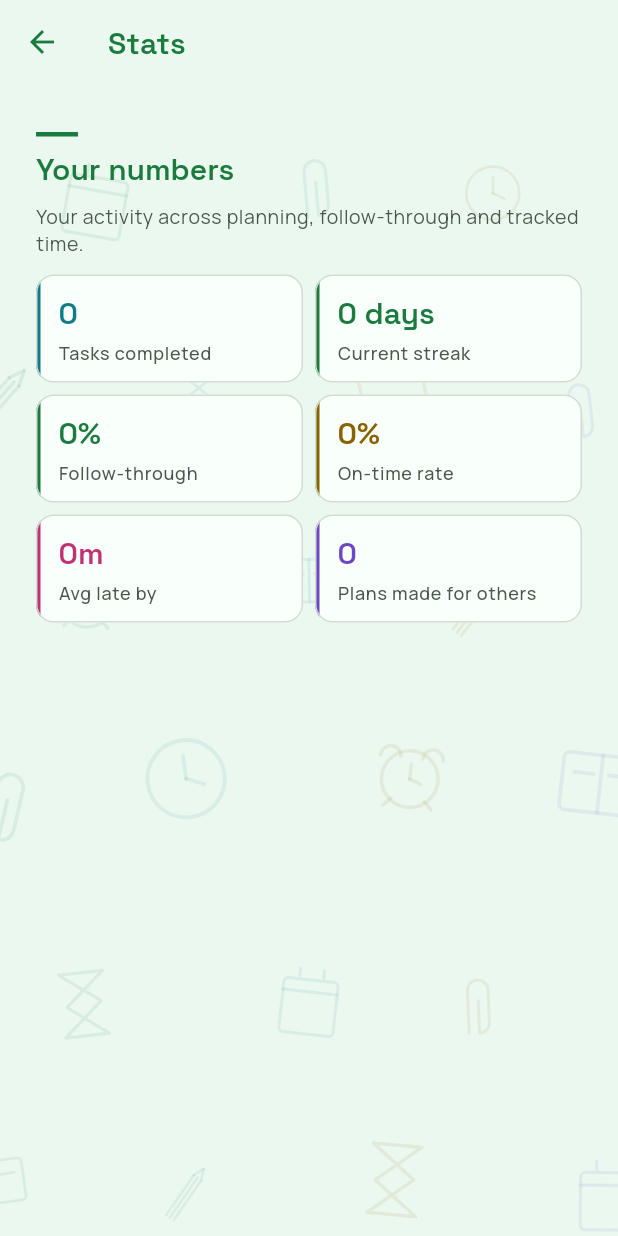
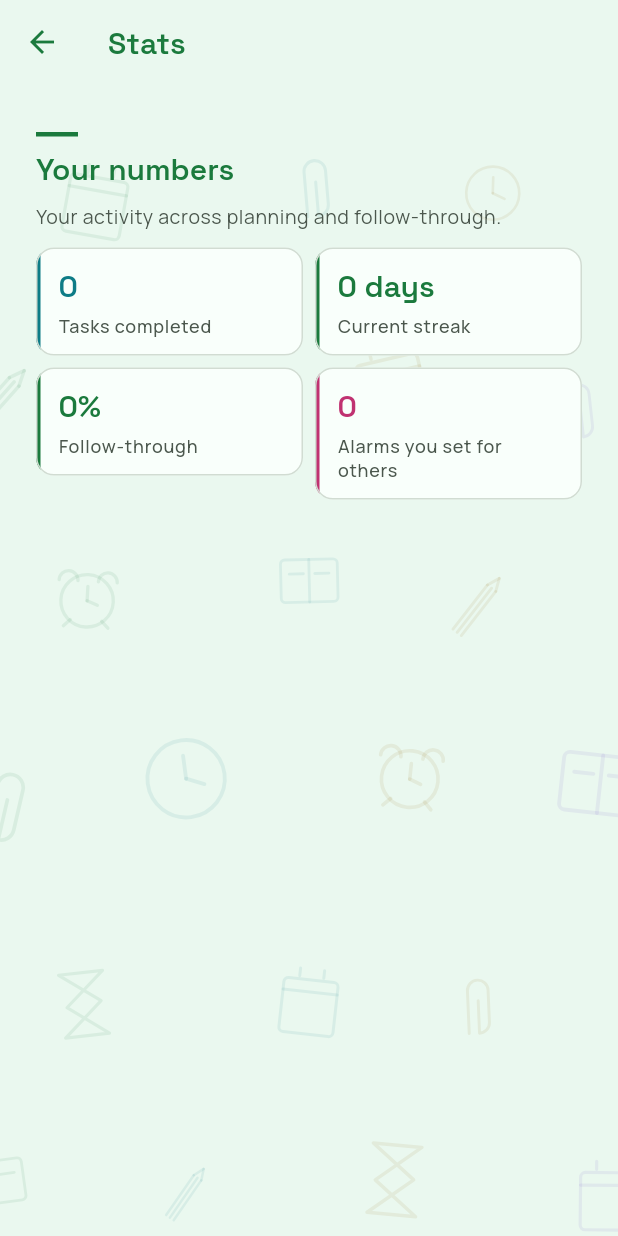
Before and after one commit to RedWaffle007/time-app, a Flutter app: the StatsScreen screen opened directly, on a phone screen of 412 x 824 dp. Run offline on Flutter 3.47's test engine with Material 3 defaults, Android fonts, the phone set to English and light mode, and no system bars; our stand-ins replace clock, cloud_firestore, device_info_plus, firebase_auth, firebase_core, firebase_crashlytics and 15 more; missing offline and left inert: record; accounts and stored records are empty; generated files the repository leaves out were written again.

Commit message:
Stats 24a: fix lateness, drop broken stats, localize numbers
Late now means Done (Late) only, so no more "0 min late". On-time rate, Avg late by and the Goals placeholder are removed, and Alarms you set for others excludes self-plans and cancelled alarms.

```diff
--- a/lib/app.dart
+++ b/lib/app.dart
@@ -444,7 +444,8 @@ class _TimeAppState extends ConsumerState<TimeApp> with WidgetsBindingObserver {
     // local day a pending plan is rejected ("Not approved in time") and an
     // approved-but-untouched item is skipped ("Did not respond"), off the item
     // stream, never off a transition. Late completions before that boundary are
-    // ordinary Done writes and keep their delay (ScheduleItem.completionDelay).
+    // ordinary Done writes; after an unanswered alarm they read Done (Late)
+    // with their delay (ScheduleItem.completionDelay).
     ref.watch(itemLapseSyncProvider);
 
     // VOICE-NOTE DELIVERY (item 32c): the same shape again — keep a verified
--- a/lib/core/format/datetime_format.dart
+++ b/lib/core/format/datetime_format.dart
@@ -101,6 +101,16 @@ String formatDurationMinutes(BuildContext context, int minutes) {
   return m == 0 ? '${n.format(h)}h' : '${n.format(h)}h ${n.format(m)}m';
 }
 
+/// A plain count (tasks, days, members) with localized digits — never
+/// `'$n'`, which is Latin digits in every locale (worldwide requirement).
+String formatCount(BuildContext context, num value) =>
+    NumberFormat.decimalPattern(_locale(context)).format(value);
+
+/// A 0–100 percentage with localized digits and the locale's percent sign
+/// placement, e.g. "86%" / "٪٨٦".
+String formatPercent(BuildContext context, num percent) =>
+    NumberFormat.percentPattern(_locale(context)).format(percent / 100);
+
 // ---------------------------------------------------------------------------
 // The calendar (UI-RULES.md §6.10).
 //
--- a/lib/features/social/application/stats_providers.dart
+++ b/lib/features/social/application/stats_providers.dart
@@ -22,7 +22,8 @@ StatItem _toStatItem(ScheduleItem item) => StatItem(
   isApproved: item.status == ScheduleItemStatus.approved,
   isDone: item.outcome?.result == OutcomeResult.done,
   isSkipped: item.outcome?.result == OutcomeResult.skipped,
-  completedAt: item.outcome?.completedAt,
+  isSelfPlan: item.createdByUid == item.targetUid,
+  isCancelled: item.isAutoArchived,
 );
 
 /// The signed-in user's freshly computed stat values.
--- a/lib/features/social/application/stats_registry.dart
+++ b/lib/features/social/application/stats_registry.dart
@@ -5,21 +5,19 @@ import '../domain/profile_stat.dart';
 /// **The stats registry — the one list of what a profile can show.**
 ///
 /// This is the extension point the whole stats section exists to provide. To
-/// add a statistic later (hours tracked, focus sessions, goal completion), add
-/// one [ProfileStatDefinition] here. Nothing else changes: the tile renders,
-/// the value publishes, another user's device reads it, and the privacy gate
-/// covers it — all off this list.
+/// add a statistic, add one [ProfileStatDefinition] here. Nothing else changes:
+/// the tile renders, the value publishes, another user's device reads it, and
+/// the privacy gate covers it — all off this list.
 ///
-/// To turn an existing PLACEHOLDER into a live stat, give it a `compute`
-/// function. That is the only edit. The tile, the key, the label and the
-/// published-document slot already exist, which is the point of shipping the
-/// placeholders now rather than leaving gaps to be designed into later.
+/// A definition with no `compute` is a PLACEHOLDER tile (drawn, never
+/// published). None ships today: a tile for a feature that does not exist
+/// ("Goals achieved") was removed in item 24a. The mechanism stays.
 ///
-/// **Order is display order.** The first four are live off the delegation loop
-/// that already ships; the rest are the tracker stats named for future
-/// goals tile stays a placeholder because it has no source.
+/// **Order is display order.** Every stat is computed from the schedule
+/// record. "On-time rate" and "Avg late by" were removed in item 24a: under
+/// the ringing-alarm model they measured the ring, not the person (DECISIONS.md
+/// "Stats review — findings and decisions").
 const List<ProfileStatDefinition> kProfileStatDefinitions = [
-  // ---- live today, computed from the schedule record ----
   ProfileStatDefinition(
     key: 'tasksCompleted',
     label: 'Tasks completed',
@@ -38,32 +36,13 @@ const List<ProfileStatDefinition> kProfileStatDefinitions = [
     unit: ProfileStatUnit.percent,
     compute: _followThrough,
   ),
-  ProfileStatDefinition(
-    key: 'onTimeRate',
-    label: 'On-time rate',
-    unit: ProfileStatUnit.percent,
-    compute: _onTimeRate,
-  ),
-  ProfileStatDefinition(
-    key: 'avgLateMinutes',
-    label: 'Avg late by',
-    unit: ProfileStatUnit.minutes,
-    compute: _avgLateMinutes,
-  ),
+  // The key predates the rename and is never renamed (it is a published map
+  // key); the label says what it counts.
   ProfileStatDefinition(
     key: 'plansCreated',
-    label: 'Plans made for others',
+    label: 'Alarms you set for others',
     unit: ProfileStatUnit.count,
     compute: _plansCreated,
-  ),
-
-  // ---- placeholders (no `compute`) ----
-  // "Time tracked" and "Focus sessions" were removed with Track Time
-  // (2026-09-27, Batch G item 8).
-  ProfileStatDefinition(
-    key: 'goalsAchieved',
-    label: 'Goals achieved',
-    unit: ProfileStatUnit.count,
   ),
 ];
 
@@ -131,7 +110,10 @@ List<ProfileStat> hiddenStats() => [
 num _tasksCompleted(StatInputs i) =>
     i.itemsAsTarget.where((it) => it.isDone).length;
 
-num _plansCreated(StatInputs i) => i.itemsAsPlanner.length;
+/// Alarms the user set for OTHER people that actually stood: self-plans are
+/// not "for others", and a cancelled/withdrawn/rejected plan never rang.
+num _plansCreated(StatInputs i) =>
+    i.itemsAsPlanner.where((it) => !it.isSelfPlan && !it.isCancelled).length;
 
 /// Done as a share of everything that reached an outcome.
 ///
@@ -149,33 +131,6 @@ num _followThrough(StatInputs i) {
   if (settled == 0) return 0;
   final done = i.itemsAsTarget.where((it) => it.isDone).length;
   return ((done / settled) * 100).round();
-}
-
-/// Of the tasks the user COMPLETED, the share finished at or before their
-/// scheduled time. A late completion is honest data, counted here as not-on-time
-/// rather than dropped. Denominator is done items only — a skip is a different
-/// failure that [_followThrough] already captures, and an approved item whose
-/// time has not arrived is neither on-time nor late yet.
-///
-/// A done item with no `completedAt` (legacy) counts as on-time — [StatItem]
-/// declines to guess lateness it cannot measure. Returns 0 with nothing done.
-num _onTimeRate(StatInputs i) {
-  final done = i.itemsAsTarget.where((it) => it.isDone).toList();
-  if (done.isEmpty) return 0;
-  final onTime = done.where((it) => !it.wasLate).length;
-  return ((onTime / done.length) * 100).round();
-}
-
-/// The average lateness (whole minutes) across the completions that WERE late.
-/// The denominator is late items only, so it reads "when late, typically by
-/// this much" rather than being diluted by every on-time task. 0 when nothing
-/// was ever late — a meaningful "never late", and the section stays suppressed
-/// until there is history anyway.
-num _avgLateMinutes(StatInputs i) {
-  final late = i.itemsAsTarget.where((it) => it.wasLate).toList();
-  if (late.isEmpty) return 0;
-  final total = late.fold<int>(0, (sum, it) => sum + it.latenessMinutes);
-  return (total / late.length).round();
 }
 
 /// Consecutive days, ending today or yesterday, on which at least one item was
--- a/lib/features/social/presentation/stats_section.dart
+++ b/lib/features/social/presentation/stats_section.dart
@@ -2,6 +2,7 @@ import 'package:flutter/foundation.dart';
 import 'package:flutter/material.dart';
 import 'package:flutter_riverpod/flutter_riverpod.dart';
 
+import '../../../core/format/datetime_format.dart';
 import '../../../core/theme/app_icons.dart';
 import '../../../core/theme/app_theme.dart';
 import '../../../core/theme/app_tokens.dart';
@@ -78,7 +79,7 @@ class StatsGrid extends StatelessWidget {
 
   @override
   Widget build(BuildContext context) {
-    // "Coming soon" placeholders (e.g. Goals achieved) are a build-time device
+    // "Coming soon" placeholders (none ship today) are a build-time device
     // for wiring stats modularly; a shipped app should not advertise features
     // that aren't there. They stay visible in debug so the modular design is
     // exercised, and are dropped from release only.
@@ -181,22 +182,20 @@ class _StatTile extends StatelessWidget {
   String _value(BuildContext context) {
     if (stat.state != ProfileStatState.ready || stat.value == null) return '—';
     final value = stat.value!;
+    // Every digit goes through the locale (worldwide requirement, UI-RULES
+    // §6.14) — never '$value'.
     switch (stat.unit) {
       case ProfileStatUnit.count:
-        return '$value';
+        return formatCount(context, value);
       case ProfileStatUnit.percent:
-        return '$value%';
+        return formatPercent(context, value);
       case ProfileStatUnit.days:
         // Singular matters: "1 days" is the kind of detail that makes an app
         // feel unfinished.
-        return value == 1 ? '1 day' : '$value days';
+        final n = formatCount(context, value);
+        return value == 1 ? '$n day' : '$n days';
       case ProfileStatUnit.minutes:
-        final total = value.round();
-        final hours = total ~/ 60;
-        final minutes = total % 60;
-        if (hours == 0) return '${minutes}m';
-        if (minutes == 0) return '${hours}h';
-        return '${hours}h ${minutes}m';
+        return formatDurationMinutes(context, value.round());
     }
   }
 }
--- a/lib/features/stats/presentation/stats_screen.dart
+++ b/lib/features/stats/presentation/stats_screen.dart
@@ -26,7 +26,7 @@ class StatsScreen extends ConsumerWidget {
           children: [
             const SectionHeader('Your numbers'),
             Text(
-              'Your activity across planning, follow-through and tracked time.',
+              'Your activity across planning and follow-through.',
               style: context.text.bodySmall?.copyWith(
                 color: context.colors.onSurfaceVariant,
               ),
--- a/lib/features/walkthrough/presentation/how_it_works_screen.dart
+++ b/lib/features/walkthrough/presentation/how_it_works_screen.dart
@@ -68,8 +68,7 @@ class HowItWorksScreen extends ConsumerWidget {
             icon: AppIcons.stats,
             title: 'Stats',
             body:
-                'Your totals, streaks, follow-through and on-time rate at a '
-                'glance.',
+                'Your totals, streaks and follow-through at a glance.',
           ),
           const _Feature(
             icon: AppIcons.navYou,
--- a/lib/features/walkthrough/presentation/walkthrough_overlay.dart
+++ b/lib/features/walkthrough/presentation/walkthrough_overlay.dart
@@ -36,7 +36,7 @@ const kWalkthroughStepCopy = <WalkthroughStepCopy>[
   ),
   WalkthroughStepCopy(
     'Stats',
-    'Your totals, streaks, follow-through and on-time rate at a glance.',
+    'Your totals, streaks and follow-through at a glance.',
   ),
   WalkthroughStepCopy(
     'You',
```
Also changed, not shown: lib/features/groups/presentation/group_progress_screen.dart (+16 -9 lines), lib/features/scheduling/domain/schedule_item.dart (+13 -6 lines), lib/features/social/domain/profile_stat.dart (+9 -15 lines), 6 other files.
